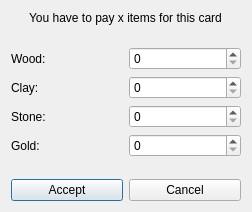
Old version of the form Code/StoneAge/payciv.ui in the repository Scuffed-Boardgames/Qt-StoneAge.
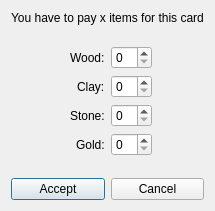
New version of the form.

What changed in the file:
```diff
--- a/Code/StoneAge/payciv.ui
+++ b/Code/StoneAge/payciv.ui
@@ -6,8 +6,8 @@
    <rect>
     <x>0</x>
     <y>0</y>
-    <width>252</width>
-    <height>212</height>
+    <width>211</width>
+    <height>211</height>
    </rect>
   </property>
   <property name="windowTitle">
@@ -41,56 +41,56 @@
     <layout class="QVBoxLayout" name="verticalLayout_2">
      <item>
       <layout class="QHBoxLayout" name="horizontalLayout_3">
-       <item>
+       <item alignment="Qt::AlignRight">
         <widget class="QLabel" name="label">
          <property name="text">
           <string>Wood:</string>
          </property>
         </widget>
        </item>
-       <item>
+       <item alignment="Qt::AlignLeft">
         <widget class="QSpinBox" name="spinBoxWood"/>
        </item>
       </layout>
      </item>
      <item>
       <layout class="QHBoxLayout" name="horizontalLayout_2">
-       <item>
+       <item alignment="Qt::AlignRight">
         <widget class="QLabel" name="label_2">
          <property name="text">
           <string>Clay:</string>
          </property>
         </widget>
        </item>
-       <item>
+       <item alignment="Qt::AlignLeft">
         <widget class="QSpinBox" name="spinBoxClay"/>
        </item>
       </layout>
      </item>
      <item>
       <layout class="QHBoxLayout" name="horizontalLayout">
-       <item>
+       <item alignment="Qt::AlignRight">
         <widget class="QLabel" name="label_3">
          <property name="text">
           <string>Stone:</string>
          </property>
         </widget>
        </item>
-       <item>
+       <item alignment="Qt::AlignLeft">
         <widget class="QSpinBox" name="spinBoxStone"/>
        </item>
       </layout>
      </item>
      <item>
       <layout class="QHBoxLayout" name="horizontalLayout_4">
-       <item>
+       <item alignment="Qt::AlignRight">
         <widget class="QLabel" name="label_4">
          <property name="text">
           <string>Gold:</string>
          </property>
         </widget>
        </item>
-       <item>
+       <item alignment="Qt::AlignLeft">
         <widget class="QSpinBox" name="spinBoxGold"/>
        </item>
       </layout>
```
